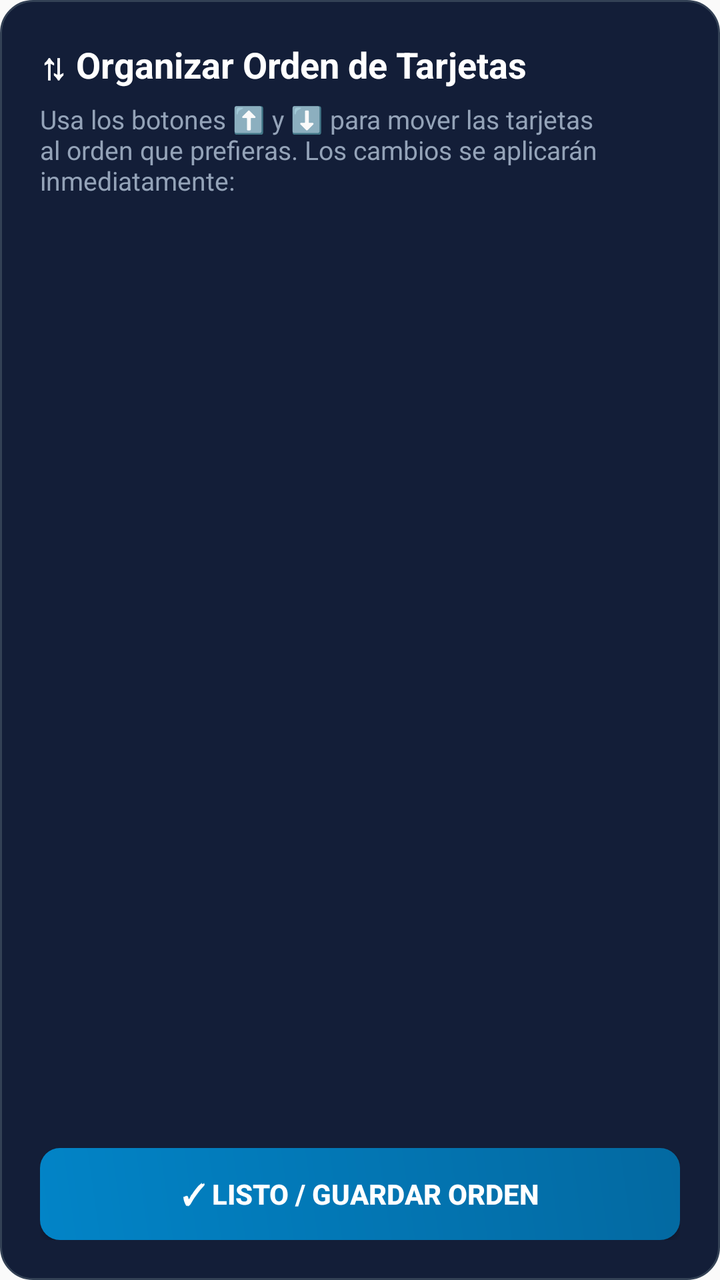
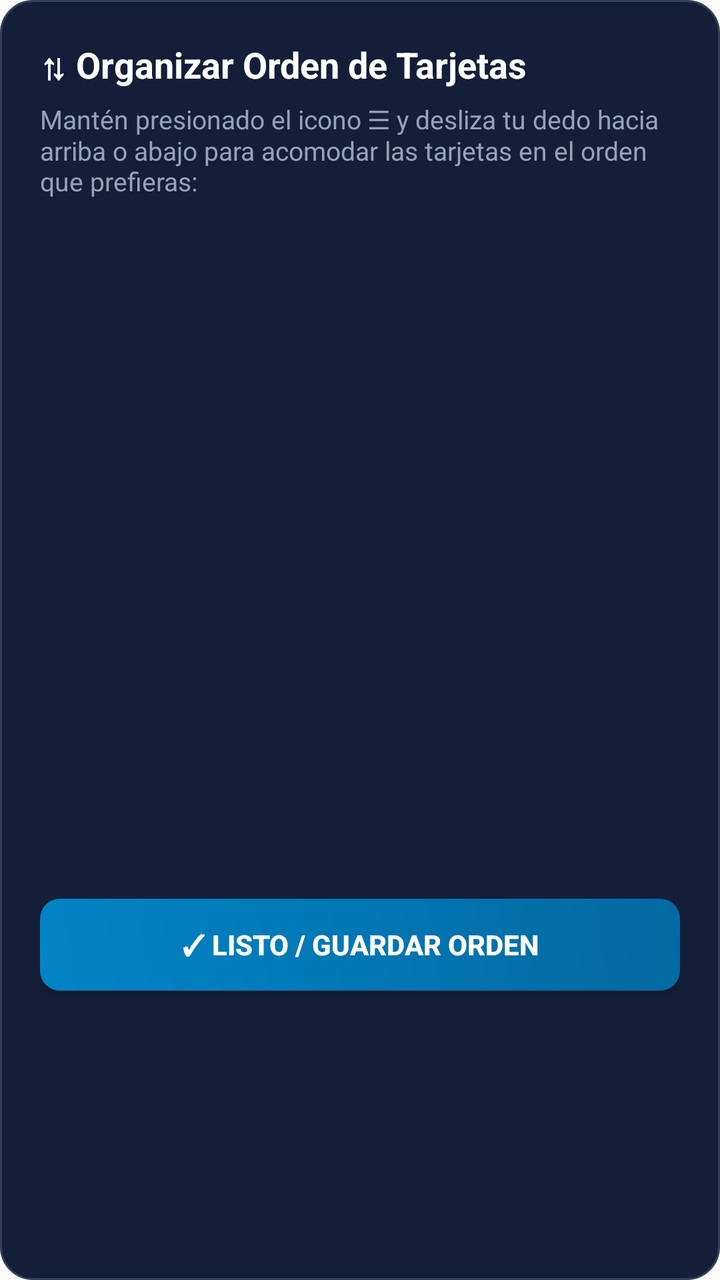

An Android layout rendered at two revisions. The XML below is the earlier revision; the diff shows what the commit changed to produce the second picture.
<!-- AndroidManifest.xml: application theme AppTheme -->
<!-- res/layout/dialog_reorder_cards.xml -->
<?xml version="1.0" encoding="utf-8"?>
<LinearLayout xmlns:android="http://schemas.android.com/apk/res/android"
    android:layout_width="match_parent"
    android:layout_height="wrap_content"
    android:orientation="vertical"
    android:background="@drawable/bg_dialog"
    android:padding="20dp">

    <TextView
        android:id="@+id/tv_dialog_reorder_title"
        android:layout_width="match_parent"
        android:layout_height="wrap_content"
        android:text="⇅ Organizar Orden de Tarjetas"
        android:textColor="#ffffff"
        android:textSize="18sp"
        android:textStyle="bold"
        android:layout_marginBottom="6dp" />

    <TextView
        android:layout_width="match_parent"
        android:layout_height="wrap_content"
        android:text="Usa los botones ⬆️ y ⬇️ para mover las tarjetas al orden que prefieras. Los cambios se aplicarán inmediatamente:"
        android:textColor="#94a3b8"
        android:textSize="13sp"
        android:layout_marginBottom="16dp" />

    <ScrollView
        android:layout_width="match_parent"
        android:layout_height="0dp"
        android:layout_weight="1"
        android:maxHeight="380dp"
        android:fillViewport="true">

        <LinearLayout
            android:id="@+id/layout_reorder_cards_list"
            android:layout_width="match_parent"
            android:layout_height="wrap_content"
            android:orientation="vertical" />
    </ScrollView>

    <Button
        android:id="@+id/btn_dialog_reorder_done"
        android:layout_width="match_parent"
        android:layout_height="46dp"
        android:text="✓ Listo / Guardar Orden"
        android:textColor="#ffffff"
        android:textStyle="bold"
        android:background="@drawable/bg_primary_button"
        android:layout_marginTop="16dp" />

</LinearLayout>
<!-- resources referenced by this layout -->
<resources>
  <!-- drawable bg_dialog (drawable) -->
  <?xml version="1.0" encoding="utf-8"?>
  <shape xmlns:android="http://schemas.android.com/apk/res/android"
      android:shape="rectangle">
      <solid android:color="#131e38" />
      <corners android:radius="16dp" />
      <stroke android:width="1dp" android:color="#334155" />
  </shape>
  <!-- drawable bg_primary_button (drawable) -->
  <?xml version="1.0" encoding="utf-8"?>
  <shape xmlns:android="http://schemas.android.com/apk/res/android"
      android:shape="rectangle">
      <gradient
          android:startColor="#0284c7"
          android:endColor="#0369a1"
          android:angle="45" />
      <corners android:radius="10dp" />
  </shape>
  <style name="AppTheme" parent="Theme.AppCompat.Light.DarkActionBar">
          
          <item name="colorPrimary">@color/colorPrimary</item>
          <item name="colorPrimaryDark">@color/colorPrimaryDark</item>
          <item name="colorAccent">@color/colorAccent</item>
      </style>
  <color name="colorPrimary">#0b1329</color>
  <color name="colorPrimaryDark">#070d1d</color>
  <color name="colorAccent">#38bdf8</color>
</resources>

<!-- the commit's change to res/layout/dialog_reorder_cards.xml (unified diff, before → after) -->
@@ -19,24 +19,17 @@
     <TextView
         android:layout_width="match_parent"
         android:layout_height="wrap_content"
-        android:text="Usa los botones ⬆️ y ⬇️ para mover las tarjetas al orden que prefieras. Los cambios se aplicarán inmediatamente:"
+        android:text="Mantén presionado el icono ☰ y desliza tu dedo hacia arriba o abajo para acomodar las tarjetas en el orden que prefieras:"
         android:textColor="#94a3b8"
         android:textSize="13sp"
-        android:layout_marginBottom="16dp" />
+        android:layout_marginBottom="14dp" />
 
-    <ScrollView
+    <androidx.recyclerview.widget.RecyclerView
+        android:id="@+id/rv_reorder_cards"
         android:layout_width="match_parent"
-        android:layout_height="0dp"
-        android:layout_weight="1"
-        android:maxHeight="380dp"
-        android:fillViewport="true">
-
-        <LinearLayout
-            android:id="@+id/layout_reorder_cards_list"
-            android:layout_width="match_parent"
-            android:layout_height="wrap_content"
-            android:orientation="vertical" />
-    </ScrollView>
+        android:layout_height="320dp"
+        android:nestedScrollingEnabled="true"
+        android:overScrollMode="never" />
 
     <Button
         android:id="@+id/btn_dialog_reorder_done"
